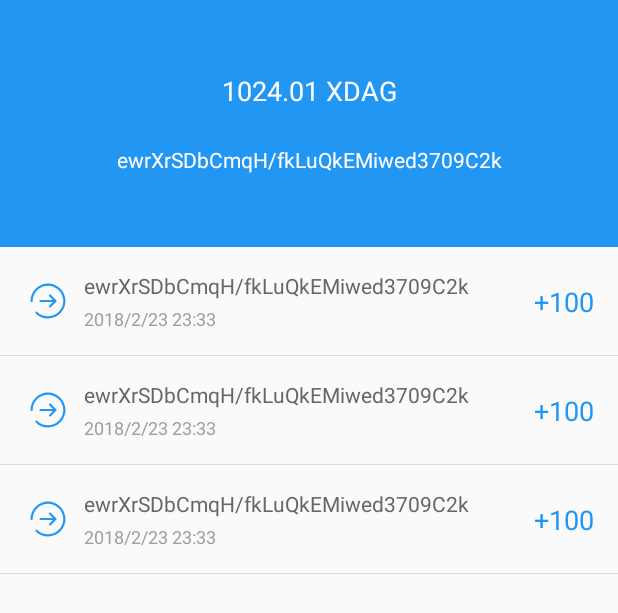
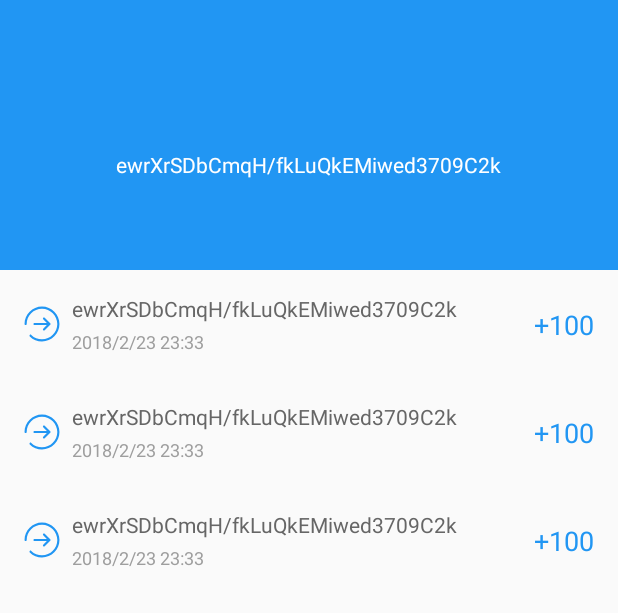
Before and after one commit to XDagger/android-wallet, an Android app: the layout fragment_home.xml on its own in the app's theme, with its tools: preview values and no code run, on a phone screen of 412 x 824 dp. Shown: the top 613 px of the screen. Run offline under Robolectric (Android 15) with nearby library versions, the phone set to English and light mode, and no system bars.

Commit message:
Update home UI

```diff
--- a/app/src/main/java/io/xdag/xdagwallet/fragment/HomeFragment.java
+++ b/app/src/main/java/io/xdag/xdagwallet/fragment/HomeFragment.java
@@ -1,9 +1,12 @@
 package io.xdag.xdagwallet.fragment;
 
+import android.support.design.widget.CollapsingToolbarLayout;
 import android.support.v7.widget.RecyclerView;
 import android.view.View;
 
 import butterknife.BindView;
+import io.xdag.common.Common;
+import io.xdag.common.base.BaseFragment;
 import io.xdag.common.base.RefreshFragment;
 import io.xdag.common.base.ToolbarActivity;
 import io.xdag.common.util.ToastUtil;
@@ -15,26 +18,35 @@ import io.xdag.xdagwallet.adapter.TransactionAdapter;
  * <p>
  * desc :
  */
-public class HomeFragment extends RefreshFragment {
+public class HomeFragment extends BaseFragment {
 
     @BindView(R.id.home_rv)
     RecyclerView mRecyclerView;
+    @BindView(R.id.collapsing_toolbar)
+    CollapsingToolbarLayout mCollapsingToolbarLayout;
+
+    private double mBalance = 10792.7;
+
 
     public static HomeFragment newInstance() {
         return new HomeFragment();
     }
+
 
     @Override
     protected int getLayoutResId() {
         return R.layout.fragment_home;
     }
 
+
     @Override
     protected void initView(View rootView) {
         super.initView(rootView);
         mRecyclerView.setHasFixedSize(true);
         mRecyclerView.setAdapter(new TransactionAdapter());
+        mCollapsingToolbarLayout.setTitle(String.format("%s XDAG", mBalance));
     }
+
 
     @Override
     public void onHiddenChanged(boolean hidden) {
@@ -43,10 +55,4 @@ public class HomeFragment extends RefreshFragment {
             ((ToolbarActivity) mContext).mToolbar.setVisibility(View.GONE);
         }
     }
-
-    @Override
-    public void onRefresh() {
-        ToastUtil.show("refresh");
-        completeRefresh();
-    }
 }
--- a/app/src/main/res/layout/activity_main.xml
+++ b/app/src/main/res/layout/activity_main.xml
@@ -1,5 +1,6 @@
 <?xml version="1.0" encoding="utf-8"?>
-<LinearLayout xmlns:android="http://schemas.android.com/apk/res/android"
+<LinearLayout
+    xmlns:android="http://schemas.android.com/apk/res/android"
     xmlns:app="http://schemas.android.com/apk/res-auto"
     xmlns:tools="http://schemas.android.com/tools"
     android:layout_width="match_parent"
@@ -11,7 +12,10 @@
         android:id="@+id/container"
         android:layout_width="match_parent"
         android:layout_height="0dp"
-        android:layout_weight="1" />
+        android:layout_weight="1"/>
+
+    <View
+        style="@style/DividerHorizontalThin"/>
 
     <android.support.design.widget.BottomNavigationView
         android:id="@+id/navigation"
@@ -20,6 +24,6 @@
         android:elevation="@dimen/elevation"
         app:itemIconTint="@color/selector_navigation"
         app:itemTextColor="@color/selector_navigation"
-        app:menu="@menu/navigation_items" />
+        app:menu="@menu/navigation_items"/>
 
 </LinearLayout>
--- a/app/src/main/res/layout/fragment_home.xml
+++ b/app/src/main/res/layout/fragment_home.xml
@@ -1,51 +1,63 @@
 <?xml version="1.0" encoding="utf-8"?>
-<android.support.constraint.ConstraintLayout
+<android.support.design.widget.CoordinatorLayout
     xmlns:android="http://schemas.android.com/apk/res/android"
     xmlns:app="http://schemas.android.com/apk/res-auto"
     xmlns:tools="http://schemas.android.com/tools"
     android:layout_width="match_parent"
     android:layout_height="match_parent">
 
-    <View
-        android:id="@+id/home_top"
+    <android.support.design.widget.AppBarLayout
+        android:id="@+id/header_layout"
         android:layout_width="match_parent"
-        android:layout_height="0dp"
-        android:background="@color/colorPrimary"
-        app:layout_constraintDimensionRatio="5:2"/>
+        android:layout_height="@dimen/appbar_height"
+        android:theme="@style/ThemeOverlay.AppCompat.Dark.ActionBar">
 
-    <TextView
-        android:id="@+id/home_tv_balance"
-        android:layout_width="wrap_content"
-        android:layout_height="wrap_content"
-        app:layout_constraintTop_toTopOf="parent"
-        android:layout_marginTop="48dp"
-        app:layout_constraintRight_toRightOf="parent"
-        app:layout_constraintLeft_toLeftOf="parent"
-        android:text="1024.01 XDAG"
-        android:textColor="@color/WHITE"
-        android:textSize="@dimen/size_title"/>
+        <android.support.design.widget.CollapsingToolbarLayout
+            app:scrimAnimationDuration="200"
+            android:id="@+id/collapsing_toolbar"
+            android:layout_width="match_parent"
+            android:layout_height="match_parent"
+            app:expandedTitleMarginBottom="50dp"
+            app:expandedTitleGravity="center_horizontal"
+            app:expandedTitleTextAppearance="@style/TextAppearance.AppCompat.Title"
+            app:contentScrim="@color/colorPrimary"
+            app:layout_scrollFlags="scroll|exitUntilCollapsed">
+
+            <FrameLayout
+                android:layout_width="match_parent"
+                android:layout_height="match_parent"
+                android:orientation="vertical"
+                app:layout_collapseMode="parallax">
 
                 <TextView
                     android:id="@+id/home_tv_address"
                     android:layout_width="wrap_content"
                     android:layout_height="wrap_content"
-        android:layout_marginTop="24dp"
-        app:layout_constraintTop_toBottomOf="@id/home_tv_balance"
-        app:layout_constraintRight_toRightOf="parent"
-        app:layout_constraintLeft_toLeftOf="parent"
+                    android:layout_marginTop="20dp"
+                    android:layout_gravity="center"
                     android:text="ewrXrSDbCmqH/fkLuQkEMiwed3709C2k"
                     android:textSize="@dimen/size_text"
                     android:textColor="@color/WHITE"/>
 
+            </FrameLayout>
+
+            <android.support.v7.widget.Toolbar
+                android:layout_width="match_parent"
+                android:layout_height="@dimen/toolbar_height"
+                app:layout_collapseMode="pin"
+                />
+
+        </android.support.design.widget.CollapsingToolbarLayout>
+
+    </android.support.design.widget.AppBarLayout>
+
     <android.support.v7.widget.RecyclerView
         android:id="@+id/home_rv"
         android:layout_width="match_parent"
-        android:layout_height="0dp"
+        android:layout_height="match_parent"
+        tools:listitem="@layout/item_transaction"
+        android:descendantFocusability="blocksDescendants"
         app:layoutManager="android.support.v7.widget.LinearLayoutManager"
-        tools:listitem="@layout/item_transaction"
-        android:scrollbars="none"
-        android:overScrollMode="never"
-        app:layout_constraintBottom_toBottomOf="parent"
-        app:layout_constraintTop_toBottomOf="@id/home_top"/>
+        app:layout_behavior="@string/appbar_scrolling_view_behavior"/>
 
-</android.support.constraint.ConstraintLayout>
+</android.support.design.widget.CoordinatorLayout>
--- a/app/src/main/res/layout/item_transaction.xml
+++ b/app/src/main/res/layout/item_transaction.xml
@@ -1,5 +1,6 @@
 <?xml version="1.0" encoding="utf-8"?>
-<android.support.constraint.ConstraintLayout xmlns:android="http://schemas.android.com/apk/res/android"
+<android.support.constraint.ConstraintLayout
+    xmlns:android="http://schemas.android.com/apk/res/android"
     xmlns:app="http://schemas.android.com/apk/res-auto"
     xmlns:tools="http://schemas.android.com/tools"
     android:layout_width="match_parent"
@@ -8,19 +9,17 @@
     android:clickable="true"
     android:elevation="@dimen/elevation"
     android:focusable="true"
-    android:paddingTop="@dimen/space_large">
+    android:padding="@dimen/space_large">
 
     <ImageView
         android:id="@+id/item_transaction_tv_type"
         android:layout_width="wrap_content"
         android:layout_height="wrap_content"
-        android:layout_marginLeft="@dimen/space_large"
-        android:padding="@dimen/space_small"
         android:src="@drawable/ic_input"
         android:textSize="@dimen/size_text"
         app:layout_constraintBottom_toBottomOf="@id/item_transaction_tv_time"
         app:layout_constraintLeft_toLeftOf="parent"
-        app:layout_constraintTop_toTopOf="parent" />
+        app:layout_constraintTop_toTopOf="parent"/>
 
     <TextView
         android:id="@+id/item_transaction_tv_address"
@@ -34,19 +33,18 @@
         app:layout_constraintLeft_toRightOf="@id/item_transaction_tv_type"
         app:layout_constraintRight_toLeftOf="@id/item_transaction_tv_amount"
         app:layout_constraintTop_toTopOf="parent"
-        tools:text="ewrXrSDbCmqH/fkLuQkEMiwed3709C2k" />
+        tools:text="ewrXrSDbCmqH/fkLuQkEMiwed3709C2k"/>
 
     <TextView
         android:id="@+id/item_transaction_tv_amount"
         android:layout_width="wrap_content"
         android:layout_height="wrap_content"
-        android:layout_marginRight="@dimen/space_large"
         android:textColor="@color/colorPrimary"
         android:textSize="@dimen/size_title"
         app:layout_constraintBottom_toBottomOf="@id/item_transaction_tv_type"
         app:layout_constraintRight_toRightOf="parent"
         app:layout_constraintTop_toTopOf="@id/item_transaction_tv_type"
-        tools:text="+100" />
+        tools:text="+100"/>
 
     <TextView
         android:id="@+id/item_transaction_tv_time"
@@ -57,12 +55,6 @@
         android:textSize="@dimen/size_tip"
         app:layout_constraintLeft_toLeftOf="@id/item_transaction_tv_address"
         app:layout_constraintTop_toBottomOf="@id/item_transaction_tv_address"
-        tools:text="2018/2/23 23:33" />
-
-    <View
-        style="@style/DividerHorizontalThin"
-        android:layout_marginTop="@dimen/space_large"
-        app:layout_constraintBottom_toBottomOf="parent"
-        app:layout_constraintTop_toBottomOf="@id/item_transaction_tv_time" />
+        tools:text="2018/2/23 23:33"/>
 
 </android.support.constraint.ConstraintLayout>
--- a/app/src/main/res/values/dimens.xml
+++ b/app/src/main/res/values/dimens.xml
@@ -9,4 +9,5 @@
     <dimen name="space_small">4dp</dimen>
     <dimen name="space_normal">8dp</dimen>
     <dimen name="space_large">16dp</dimen>
+    <dimen name="appbar_height">180dp</dimen>
 </resources>
```
Also changed, not shown: 1 other file. Lines whose indentation alone changed are shown as unchanged.
